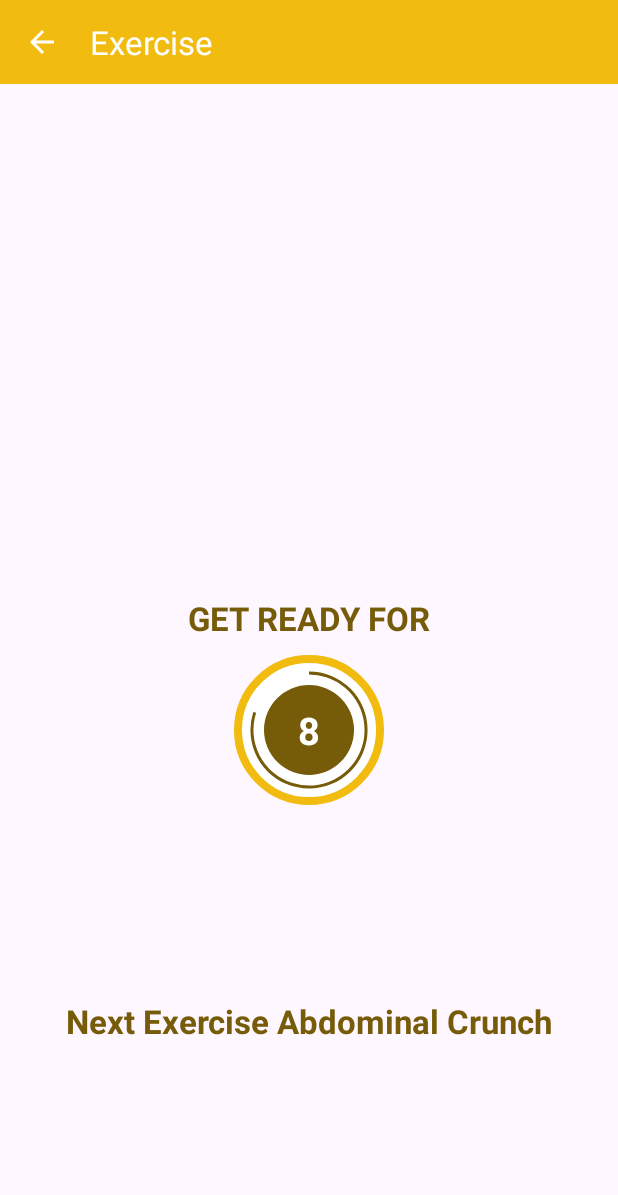
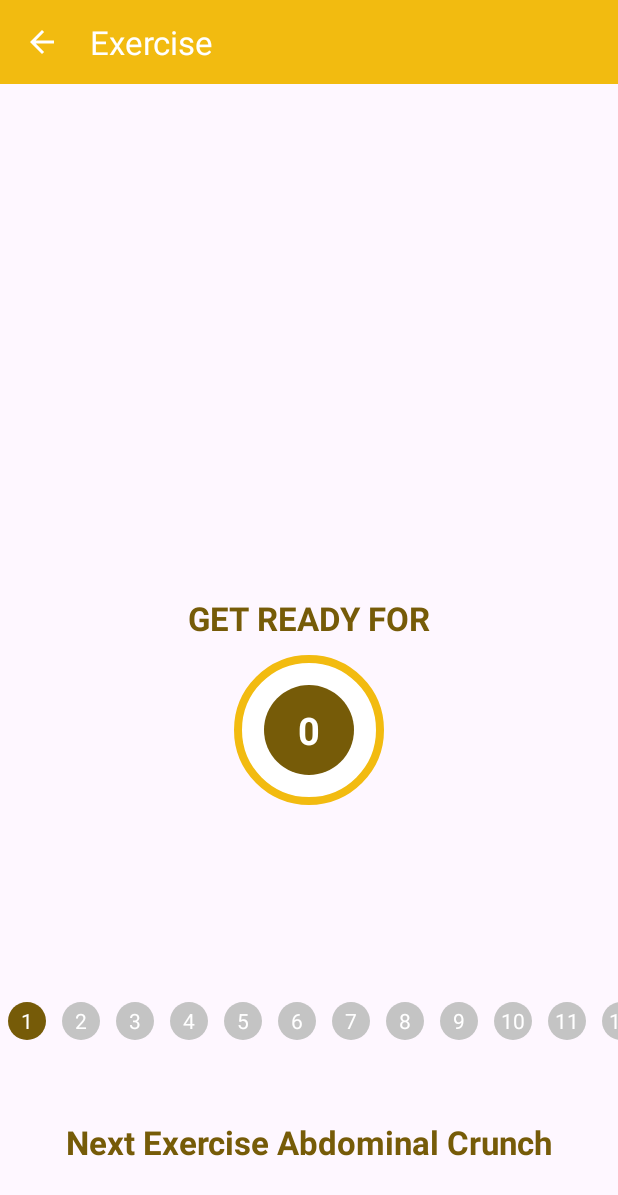
Before and after one commit to mr-j-shah/Android_xml, an Android app: the screen it shows after launch (ExcerciseActivity), after a tap on "START", on a phone screen of 412 x 824 dp. Shown: the top 1195 px of the screen. Run offline under Robolectric (Android 15) with nearby library versions, the phone set to English and light mode, and no system bars.

Commit message:
Recycler View

```diff
--- a/7MinuteWorkout/app/src/main/java/com/crestinfosystems_jinay/a7minuteworkout/ExcerciseActivity.kt
+++ b/7MinuteWorkout/app/src/main/java/com/crestinfosystems_jinay/a7minuteworkout/ExcerciseActivity.kt
@@ -1,5 +1,6 @@
 package com.crestinfosystems_jinay.a7minuteworkout
 
+import android.app.Dialog
 import android.content.Intent
 import android.media.MediaPlayer
 import android.os.Bundle
@@ -7,7 +8,10 @@ import android.os.CountDownTimer
 import android.view.View
 import android.widget.Toast
 import androidx.appcompat.app.AppCompatActivity
+import androidx.recyclerview.widget.LinearLayoutManager
+import androidx.recyclerview.widget.RecyclerView
 import com.crestinfosystems_jinay.a7minuteworkout.databinding.ActivityExcerciseBinding
+import com.crestinfosystems_jinay.a7minuteworkout.databinding.DialogCustomBackConfirmationBinding
 
 class ExcerciseActivity : AppCompatActivity() {
     private var binding: ActivityExcerciseBinding? = null
@@ -17,6 +21,10 @@ class ExcerciseActivity : AppCompatActivity() {
 
     private var mediaPlayer: MediaPlayer? = null
     private var currentEcercise: Int = 0
+
+    private lateinit var rvAdapter: RvAdapter
+
+
     override fun onCreate(savedInstanceState: Bundle?) {
         super.onCreate(savedInstanceState)
 
@@ -27,11 +35,35 @@ class ExcerciseActivity : AppCompatActivity() {
             supportActionBar?.setDisplayHomeAsUpEnabled(true)
         }
         binding?.toolbarExercise?.setNavigationOnClickListener {
-            onBackPressed()
+            customDialogForBackButton(onpressed = {
+                if (restTimer != null) {
+                    restTimer?.cancel()
+                    restProgress = 0
+                }
+                binding = null
+                onBackPressed()
+            })
         }
         setRestView()
+        val layoutManager: RecyclerView.LayoutManager =
+            LinearLayoutManager(this, LinearLayoutManager.HORIZONTAL, false)
+        binding?.recyclerViewAdapter?.layoutManager = layoutManager
+        binding?.recyclerViewAdapter?.scrollToPosition(currentEcercise);
+        rvAdapter = RvAdapter(constant, currentEcercise)
+        binding?.recyclerViewAdapter?.adapter = rvAdapter
     }
-
+    private fun customDialogForBackButton(onpressed: () -> Unit) {
+        val customDialog = Dialog(this)
+        var dialogBinding: DialogCustomBackConfirmationBinding? = DialogCustomBackConfirmationBinding.inflate(layoutInflater)
+        customDialog.setContentView(dialogBinding?.root!!)
+        dialogBinding?.dialogBtnYes?.setOnClickListener {
+            onpressed()
+        }
+        dialogBinding?.dialogBtnNo?.setOnClickListener {
+            customDialog.dismiss()
+        }
+        customDialog.show()
+    }
     override fun onDestroy() {
         super.onDestroy()
         if (restTimer != null) {
@@ -50,7 +82,7 @@ class ExcerciseActivity : AppCompatActivity() {
         binding?.exerciseImageview?.visibility = View.INVISIBLE
         binding?.nextExerciseTitle?.visibility = View.VISIBLE
         binding?.nextExerciseTitle?.text = "Next Exercise ${constant[currentEcercise].name}"
-        setRestProgressBar(10000)
+        setRestProgressBar(2000)
     }
 
     private fun setRestProgressBar(startTimer: Long) {
@@ -75,7 +107,7 @@ class ExcerciseActivity : AppCompatActivity() {
                     "Here now we will start doing ${constant[currentEcercise].name}",
                     Toast.LENGTH_SHORT
                 ).show()
-                setExerciseProgressBar(30000)
+                setExerciseProgressBar(5000)
                 binding?.nextExerciseTitle?.visibility = View.INVISIBLE
                 binding?.exerciseImageview?.visibility = View.VISIBLE
                 binding?.exerciseImageview?.setImageResource(constant[currentEcercise].image)
@@ -104,6 +136,8 @@ class ExcerciseActivity : AppCompatActivity() {
                 mediaPlayer = MediaPlayer.create(this@ExcerciseActivity, R.raw.beep)
                 mediaPlayer?.start()
                 currentEcercise++
+                rvAdapter = RvAdapter(constant, currentEcercise)
+                binding?.recyclerViewAdapter?.adapter = rvAdapter
                 binding?.getReadyTitle?.text = "TAKE REST"
                 if (currentEcercise < constant.size) {
                     setRestView()
--- a/7MinuteWorkout/app/src/main/java/com/crestinfosystems_jinay/a7minuteworkout/Exercise.kt
+++ b/7MinuteWorkout/app/src/main/java/com/crestinfosystems_jinay/a7minuteworkout/Exercise.kt
@@ -12,60 +12,60 @@ val constant: MutableList<Exercise> = mutableListOf(
         name = "Abdominal Crunch",
         image = R.drawable.ic_abdominal_crunch
     ),
-//    Exercise(
-//        id = 2,
-//        name = "Jumping Jack",
-//        image = R.drawable.ic_jumping_jacks
-//    ),
-//    Exercise(
-//        id = 3,
-//        name = "Lunge",
-//        image = R.drawable.ic_lunge
-//    ),
-//    Exercise(
-//        id = 4,
-//        name = "High Knees Running in Place",
-//        image = R.drawable.ic_high_knees_running_in_place
-//    ),
-//    Exercise(
-//        id = 5,
-//        name = "Push up",
-//        image = R.drawable.ic_push_up
-//    ),
-//
-//    Exercise(
-//        id = 6,
-//        name = "Push up and Rotation",
-//        image = R.drawable.ic_push_up_and_rotation
-//    ),
-//    Exercise(
-//        id = 7,
-//        name = "Plank",
-//        image = R.drawable.ic_plank
-//    ),
-//    Exercise(
-//        id = 8,
-//        name = "Side Plank",
-//        image = R.drawable.ic_side_plank
-//    ),
-//    Exercise(
-//        id = 9,
-//        name = "Squat",
-//        image = R.drawable.ic_squat
-//    ),
-//    Exercise(
-//        id = 10,
-//        name = "Step up onto Chair",
-//        image = R.drawable.ic_step_up_onto_chair
-//    ),
-//    Exercise(
-//        id = 11,
-//        name = "Triceps Dip on Chair",
-//        image = R.drawable.ic_triceps_dip_on_chair
-//    ),
-//    Exercise(
-//        id = 12,
-//        name = "High Knees Running in Place",
-//        image = R.drawable.ic_wall_sit
-//    ),
+    Exercise(
+        id = 2,
+        name = "Jumping Jack",
+        image = R.drawable.ic_jumping_jacks
+    ),
+    Exercise(
+        id = 3,
+        name = "Lunge",
+        image = R.drawable.ic_lunge
+    ),
+    Exercise(
+        id = 4,
+        name = "High Knees Running in Place",
+        image = R.drawable.ic_high_knees_running_in_place
+    ),
+    Exercise(
+        id = 5,
+        name = "Push up",
+        image = R.drawable.ic_push_up
+    ),
+
+    Exercise(
+        id = 6,
+        name = "Push up and Rotation",
+        image = R.drawable.ic_push_up_and_rotation
+    ),
+    Exercise(
+        id = 7,
+        name = "Plank",
+        image = R.drawable.ic_plank
+    ),
+    Exercise(
+        id = 8,
+        name = "Side Plank",
+        image = R.drawable.ic_side_plank
+    ),
+    Exercise(
+        id = 9,
+        name = "Squat",
+        image = R.drawable.ic_squat
+    ),
+    Exercise(
+        id = 10,
+        name = "Step up onto Chair",
+        image = R.drawable.ic_step_up_onto_chair
+    ),
+    Exercise(
+        id = 11,
+        name = "Triceps Dip on Chair",
+        image = R.drawable.ic_triceps_dip_on_chair
+    ),
+    Exercise(
+        id = 12,
+        name = "High Knees Running in Place",
+        image = R.drawable.ic_wall_sit
+    ),
 )
--- /dev/null
+++ b/7MinuteWorkout/app/src/main/java/com/crestinfosystems_jinay/a7minuteworkout/RvAdapter.kt
@@ -0,0 +1,39 @@
+package com.crestinfosystems_jinay.a7minuteworkout
+
+import android.graphics.Color
+import android.graphics.drawable.Drawable
+import android.view.LayoutInflater
+import android.view.View
+import android.view.ViewGroup
+import androidx.recyclerview.widget.RecyclerView
+import com.crestinfosystems_jinay.a7minuteworkout.databinding.ItemExerciseStatusBinding
+
+
+class RvAdapter(
+    var languageList: List<Exercise>, var currentExercise :Int
+) : RecyclerView.Adapter<RvAdapter.ViewHolder>() {
+
+
+    inner class ViewHolder(val binding: ItemExerciseStatusBinding) : RecyclerView.ViewHolder(binding.root)
+    override fun onCreateViewHolder(parent: ViewGroup, viewType: Int): ViewHolder {
+        val binding = ItemExerciseStatusBinding.inflate(LayoutInflater.from(parent.context), parent, false)
+
+        return ViewHolder(binding)
+    }
+
+
+    override fun onBindViewHolder(holder: ViewHolder, position: Int) {
+        with(holder){
+            with(languageList[position]){
+                if (position == currentExercise ){
+                    binding.tv.setBackgroundResource(R.drawable.item_circular_color_primary_background)
+                }
+                binding.tv.text = this.id.toString()
+            }
+        }
+    }
+
+    override fun getItemCount(): Int {
+        return languageList.size
+    }
+}
--- /dev/null
+++ b/7MinuteWorkout/app/src/main/res/drawable/item_circular_color_gray_background.xml
@@ -0,0 +1,5 @@
+<?xml version="1.0" encoding="utf-8"?>
+<shape xmlns:android="http://schemas.android.com/apk/res/android"
+    android:shape="oval" >
+    <solid android:color="#c4c4c4"/>
+</shape>
--- /dev/null
+++ b/7MinuteWorkout/app/src/main/res/drawable/item_circular_color_primary_background.xml
@@ -0,0 +1,7 @@
+<?xml version="1.0" encoding="utf-8"?>
+<shape xmlns:android="http://schemas.android.com/apk/res/android"
+    android:shape="oval">
+    <solid android:color="@color/dark_yellow">
+
+    </solid>
+</shape>
--- a/7MinuteWorkout/app/src/main/res/layout/activity_excercise.xml
+++ b/7MinuteWorkout/app/src/main/res/layout/activity_excercise.xml
@@ -82,7 +82,18 @@
                 android:textStyle="bold" />
         </LinearLayout>
     </FrameLayout>
+    <androidx.recyclerview.widget.RecyclerView
+        android:foregroundGravity="center"
+        android:id="@+id/recycler_view_adapter"
+        android:layout_width="match_parent"
+        android:layout_height="wrap_content"
+        app:layout_constraintBottom_toBottomOf="parent"
 
+        app:layout_constraintTop_toBottomOf="@+id/countDown"
+        android:orientation="horizontal"
+        >
+
+    </androidx.recyclerview.widget.RecyclerView>
     <TextView
         android:id="@+id/next_exercise_title"
         android:layout_width="wrap_content"
@@ -93,5 +104,6 @@
         app:layout_constraintBottom_toBottomOf="parent"
         app:layout_constraintEnd_toEndOf="parent"
         app:layout_constraintStart_toStartOf="parent"
-        app:layout_constraintTop_toBottomOf="@+id/countDown" />
+        app:layout_constraintTop_toBottomOf="@+id/recycler_view_adapter"
+        />
 </androidx.constraintlayout.widget.ConstraintLayout>
--- /dev/null
+++ b/7MinuteWorkout/app/src/main/res/layout/item_exercise_status.xml
@@ -0,0 +1,11 @@
+<?xml version="1.0" encoding="utf-8"?>
+<TextView xmlns:android="http://schemas.android.com/apk/res/android"
+    android:id="@+id/tv"
+    android:layout_width="25dp"
+    android:layout_height="25dp"
+    android:layout_margin="5dp"
+    android:background="@drawable/item_circular_color_gray_background"
+    android:gravity="center"
+    android:text="1"
+
+    android:textColor="@color/white"/>
```
Also changed, not shown: 7MinuteWorkout/app/src/main/java/com/crestinfosystems_jinay/a7minuteworkout/CustomDialog.kt (added, +28 -0 lines), 7MinuteWorkout/app/src/main/res/layout/dialog_custom_back_confirmation.xml (added, +63 -0 lines).
